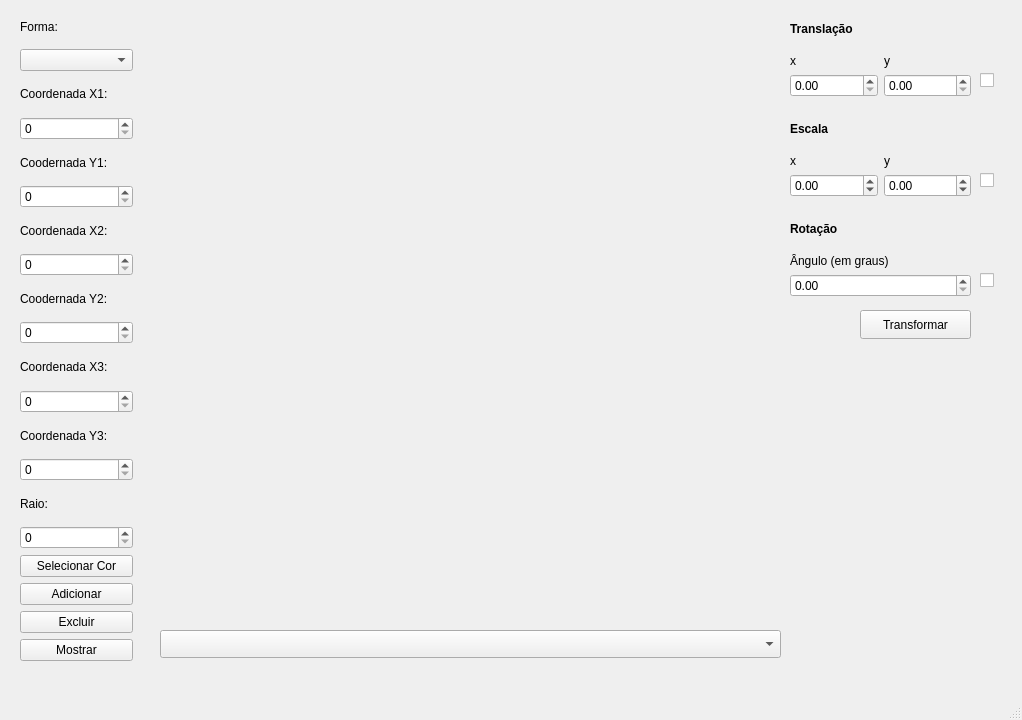
Before: the Qt Designer form mainwindow.ui in WallaceJunior14/computer-graphics, drawn with Qt 5.
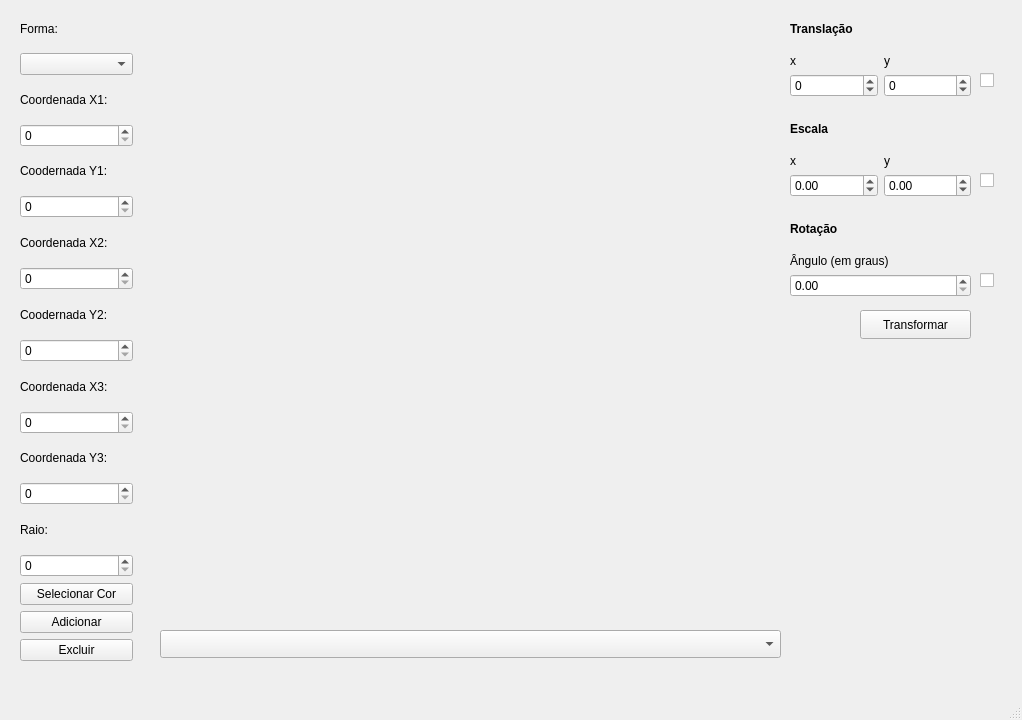
After: the same form once the commit is applied. Custom widgets are drawn as their Qt base class.

```diff
--- a/mainwindow.ui
+++ b/mainwindow.ui
@@ -177,13 +177,6 @@
        </property>
       </widget>
      </item>
-     <item>
-      <widget class="QPushButton" name="btnMostrar">
-       <property name="text">
-        <string>Mostrar</string>
-       </property>
-      </widget>
-     </item>
     </layout>
    </widget>
    <widget class="QComboBox" name="cbDisplayFile">
@@ -248,10 +241,18 @@
         </widget>
        </item>
        <item row="1" column="0">
-        <widget class="QDoubleSpinBox" name="spinTranslacaoX"/>
+        <widget class="QSpinBox" name="spinTranslacaoX">
+         <property name="minimum">
+          <number>-99</number>
+         </property>
+        </widget>
        </item>
        <item row="1" column="1">
-        <widget class="QDoubleSpinBox" name="spinTranslacaoY"/>
+        <widget class="QSpinBox" name="spinTranslacaoY">
+         <property name="minimum">
+          <number>-99</number>
+         </property>
+        </widget>
        </item>
       </layout>
      </item>
```
